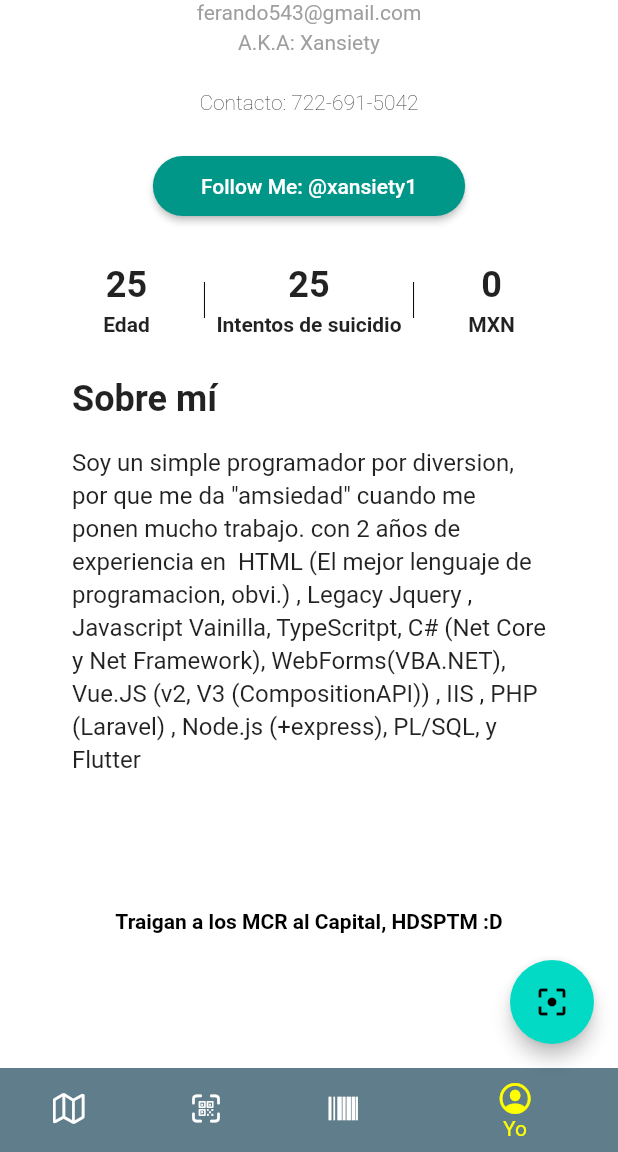
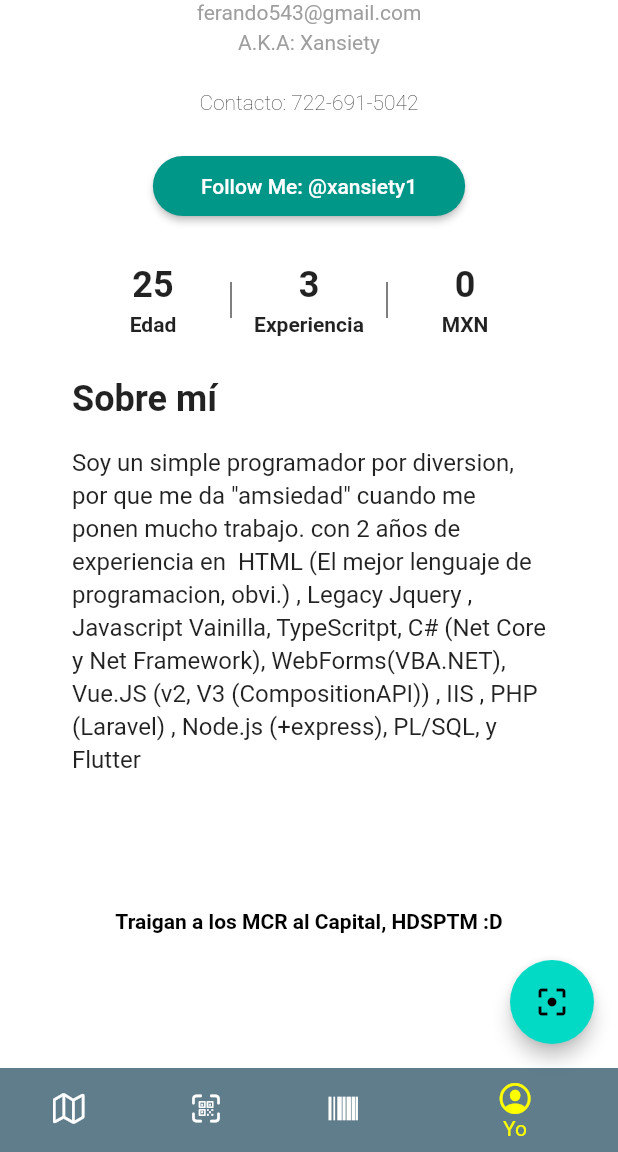
Before and after one commit to Xansiety/flutter-barcode-reader-2.16, a Flutter app: the screen it shows after launch, scrolled down 184 dp, on a phone screen of 412 x 824 dp, the part 84-1236 px from its top. Run offline on Flutter 3.47's test engine with Material 2 defaults, Android fonts, the light colour scheme and no system bars; our stand-ins replace animated_theme_switcher; missing offline and left inert: flutter_barcode_scanner; network calls fail.

Commit message:
Se modifican preferencias de usuario

```diff
--- a/lib/main.dart
+++ b/lib/main.dart
@@ -9,7 +9,7 @@ import 'package:flutter/services.dart';
 import 'package:provider/provider.dart';
 import 'package:animated_theme_switcher/animated_theme_switcher.dart';
 
-//usamos const en las nuevas versiones de flutter siemopre y cuando el widget no sea dinamico
+//usamos const en las nuevas versiones de flutter siempre y cuando el widget no sea dinámico
 
 //void main() => runApp(const MyApp());
 
--- a/lib/utils/UserPreferences.dart
+++ b/lib/utils/UserPreferences.dart
@@ -4,7 +4,7 @@ class UserPreferences {
   static const myUser = User(
       imagePath:
           'https://static.wikia.nocookie.net/tokyo-ghoul-re-birth/images/d/de/Hkk.png/revision/latest?cb=20190211064813',
-      name: 'UserName Desconocido',
+      name: 'Fernando Hernandez',
       aka: 'Xansiety',
       cellPhone: '722-691-5042',
       socialMedia: '@xansiety1',
--- a/lib/widgets/Numbers_widget.dart
+++ b/lib/widgets/Numbers_widget.dart
@@ -7,7 +7,7 @@ class NumbersWidget extends StatelessWidget {
         children: <Widget>[
           buildButton(context, '25', 'Edad'),
           buildDivider(),
-          buildButton(context, '25', 'Intentos de suicidio'),
+          buildButton(context, '3', 'Experiencia'),
           buildDivider(),
           buildButton(context, '0', 'MXN'),
         ],
```
Also changed, not shown: pubspec.lock, 1 other file.
